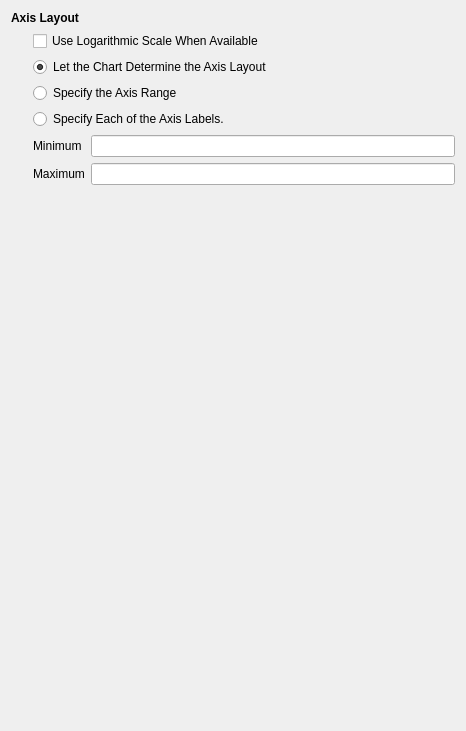
Above: Qt/Components/Resources/UI/pqChartOptionsWidget.ui from Kitware/ParaView before the change. Below: the same form after it.
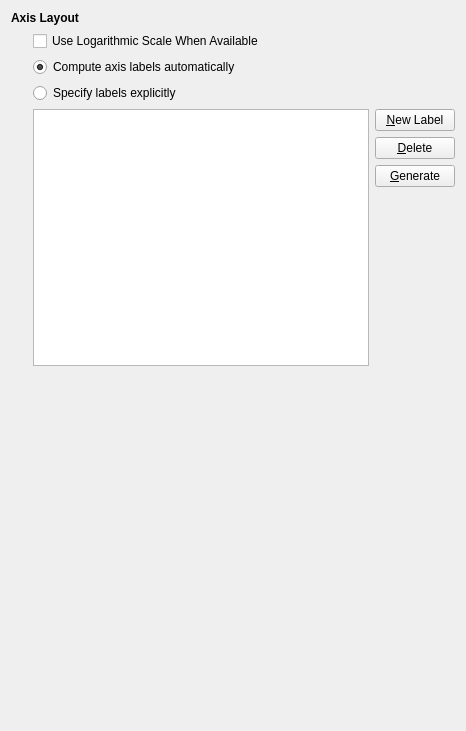
That is the form after the change. The open tabs and pages were chosen to show the change. Custom widgets are drawn as their Qt base class.

Commit message:
Partial fix for updating properties dialog.
Waiting on BUG #13000 to add VTK support for the proposed labeling behaviour to
fix this completely.  As a consequence, custom labels are not working as
expected anymore.

Diff of the .ui file:
```diff
--- a/Qt/Components/Resources/UI/pqChartOptionsWidget.ui
+++ b/Qt/Components/Resources/UI/pqChartOptionsWidget.ui
@@ -716,7 +716,7 @@
        <property name="spacing">
         <number>6</number>
        </property>
-       <item row="1" column="0" rowspan="5">
+       <item row="1" column="0" rowspan="4">
         <spacer>
          <property name="orientation">
           <enum>Qt::Horizontal</enum>
@@ -732,7 +732,7 @@
          </property>
         </spacer>
        </item>
-       <item row="5" column="1">
+       <item row="4" column="1">
         <widget class="QStackedWidget" name="AxisLayoutPages">
          <property name="sizePolicy">
           <sizepolicy hsizetype="Expanding" vsizetype="Expanding">
@@ -751,49 +751,6 @@
            </sizepolicy>
           </property>
          </widget>
-         <widget class="QWidget" name="RangePage">
-          <layout class="QGridLayout">
-           <property name="margin">
-            <number>0</number>
-           </property>
-           <property name="spacing">
-            <number>6</number>
-           </property>
-           <item row="2" column="0" colspan="2">
-            <spacer>
-             <property name="orientation">
-              <enum>Qt::Vertical</enum>
-             </property>
-             <property name="sizeHint" stdset="0">
-              <size>
-               <width>20</width>
-               <height>0</height>
-              </size>
-             </property>
-            </spacer>
-           </item>
-           <item row="1" column="1">
-            <widget class="QLineEdit" name="AxisMaximum"/>
-           </item>
-           <item row="0" column="1">
-            <widget class="QLineEdit" name="AxisMinimum"/>
-           </item>
-           <item row="1" column="0">
-            <widget class="QLabel" name="label_16">
-             <property name="text">
-              <string>Maximum</string>
-             </property>
-            </widget>
-           </item>
-           <item row="0" column="0">
-            <widget class="QLabel" name="label_15">
-             <property name="text">
-              <string>Minimum</string>
-             </property>
-            </widget>
-           </item>
-          </layout>
-         </widget>
          <widget class="QWidget" name="ListPage">
           <layout class="QGridLayout">
            <property name="margin">
@@ -856,30 +813,20 @@
           <string>Check this option to let the chart choose the best axis layout.</string>
          </property>
          <property name="text">
-          <string>Let the Chart Determine the Axis Layout</string>
+          <string>Compute axis labels automatically</string>
          </property>
          <property name="checked">
           <bool>true</bool>
          </property>
         </widget>
        </item>
-       <item row="4" column="1">
+       <item row="3" column="1">
         <widget class="QRadioButton" name="UseFixedInterval">
          <property name="whatsThis">
           <string>Check this option to specify each of the axis labels. This option gives you the most control.</string>
          </property>
          <property name="text">
-          <string>Specify Each of the Axis Labels.</string>
-         </property>
-        </widget>
-       </item>
-       <item row="3" column="1">
-        <widget class="QRadioButton" name="UseBestFit">
-         <property name="whatsThis">
-          <string>Check this option to specify the range and let the chart choose suitable intervals.</string>
-         </property>
-         <property name="text">
-          <string>Specify the Axis Range</string>
+          <string>Specify labels explicitly</string>
          </property>
         </widget>
        </item>
```
Left out of the diff: 7 changed lines with no effect on the pictures. The commit also changes 2 other files.
